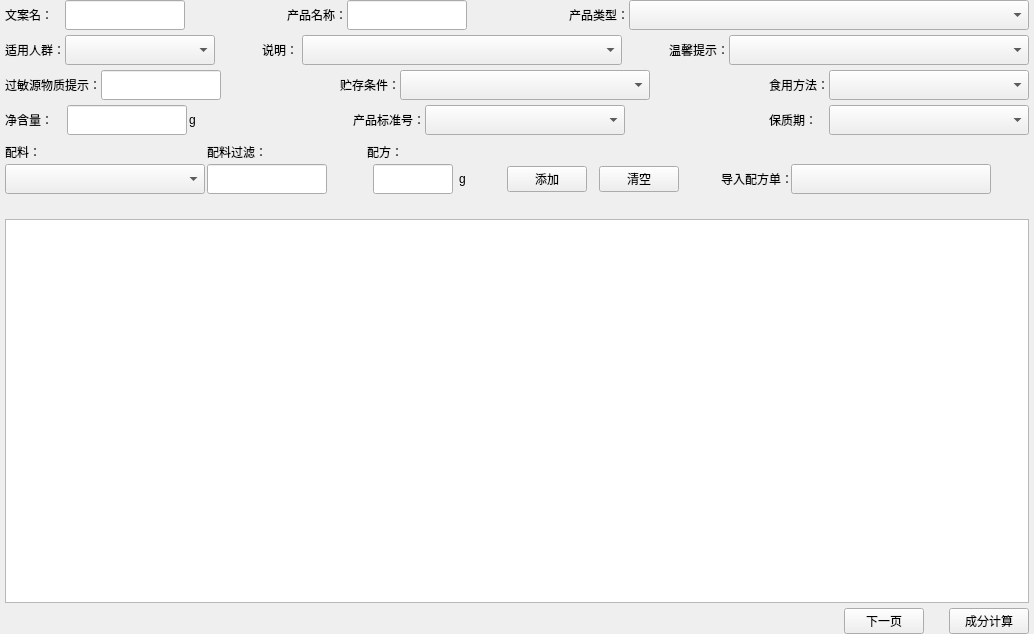
The window that PabulumElement/FunctionPage/PrepareTableWidget.ui (shenjunHZ/PabulumElement) describes before a commit, drawn with Qt 5.
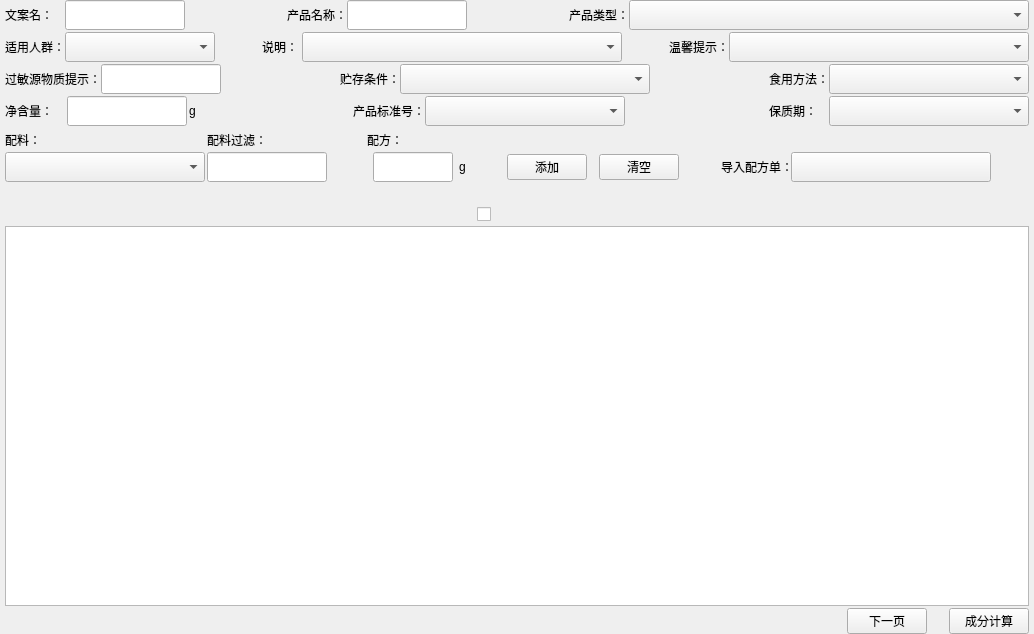
The same window after the commit. Custom widgets are drawn as their Qt base class.

Patch:
```diff
--- a/PabulumElement/FunctionPage/PrepareTableWidget.ui
+++ b/PabulumElement/FunctionPage/PrepareTableWidget.ui
@@ -13,18 +13,36 @@
   <property name="windowTitle">
    <string notr="true">杭州衡美</string>
   </property>
+  <layout class="QVBoxLayout" name="verticalLayout_6">
+   <property name="spacing">
+    <number>2</number>
+   </property>
+   <property name="leftMargin">
+    <number>5</number>
+   </property>
+   <property name="topMargin">
+    <number>0</number>
+   </property>
+   <property name="rightMargin">
+    <number>5</number>
+   </property>
+   <property name="bottomMargin">
+    <number>0</number>
+   </property>
+   <item>
+    <widget class="QWidget" name="m_pWidgetConfig" native="true">
   <layout class="QVBoxLayout" name="verticalLayout_5">
    <property name="spacing">
-    <number>5</number>
+       <number>2</number>
    </property>
    <property name="leftMargin">
-    <number>5</number>
+       <number>0</number>
    </property>
    <property name="topMargin">
     <number>0</number>
    </property>
    <property name="rightMargin">
-    <number>5</number>
+       <number>0</number>
    </property>
    <property name="bottomMargin">
     <number>0</number>
@@ -1157,6 +1175,9 @@
      </item>
     </layout>
    </item>
+     </layout>
+    </widget>
+   </item>
    <item>
     <spacer name="verticalSpacer">
      <property name="orientation">
@@ -1173,6 +1194,58 @@
      </property>
     </spacer>
    </item>
+   <item>
+    <layout class="QHBoxLayout" name="horizontalLayout_21">
+     <item>
+      <spacer name="horizontalSpacer_17">
+       <property name="orientation">
+        <enum>Qt::Horizontal</enum>
+       </property>
+       <property name="sizeHint" stdset="0">
+        <size>
+         <width>40</width>
+         <height>20</height>
+        </size>
+       </property>
+      </spacer>
+     </item>
+     <item>
+      <widget class="QCheckBox" name="btnExpand">
+       <property name="minimumSize">
+        <size>
+         <width>80</width>
+         <height>20</height>
+        </size>
+       </property>
+       <property name="maximumSize">
+        <size>
+         <width>80</width>
+         <height>20</height>
+        </size>
+       </property>
+       <property name="text">
+        <string/>
+       </property>
+       <property name="checkable">
+        <bool>true</bool>
+       </property>
+      </widget>
+     </item>
+     <item>
+      <spacer name="horizontalSpacer_18">
+       <property name="orientation">
+        <enum>Qt::Horizontal</enum>
+       </property>
+       <property name="sizeHint" stdset="0">
+        <size>
+         <width>40</width>
+         <height>20</height>
+        </size>
+       </property>
+      </spacer>
+     </item>
+    </layout>
+   </item>
    <item>
     <widget class="DSGUI::DSTableView" name="m_listViewRecipe"/>
    </item>
```
Lines whose indentation alone changed are shown as unchanged.
